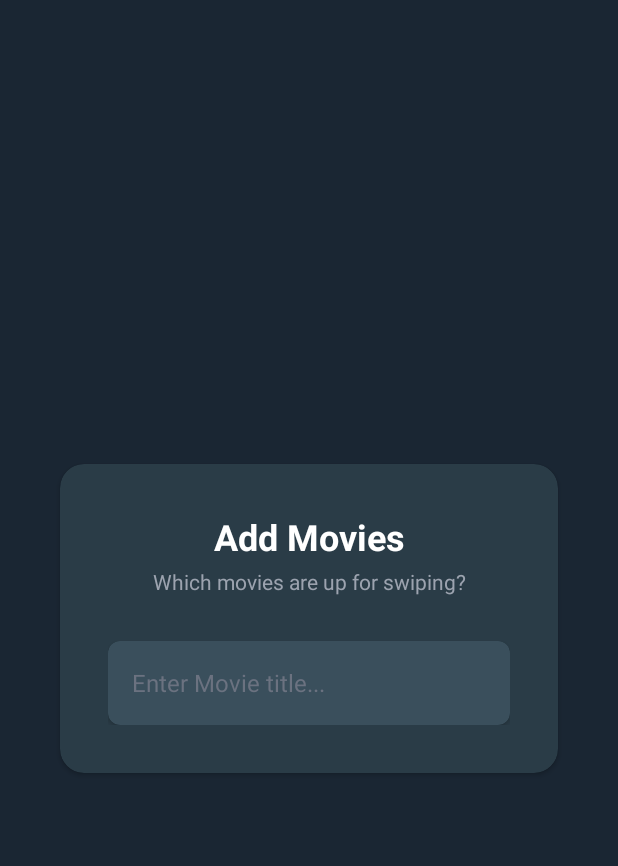
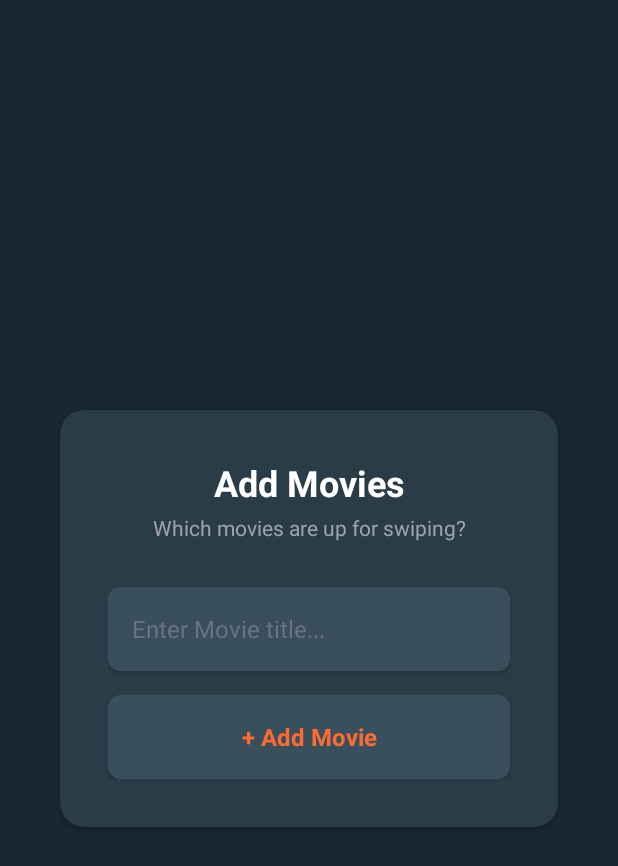
Before and after one commit to Alia-Alamer/watchTogether, an Android app: the layout activity_add_movies.xml on its own in the app's theme, with its tools: preview values and no code run, on a phone screen of 412 x 824 dp. Shown: the top 866 px of the screen. Run offline under Robolectric (Android 15) with nearby library versions, the phone set to English and light mode, and no system bars.

Commit message:
added (Add Movive) button

```diff
--- a/app/src/main/res/layout/activity_add_movies.xml
+++ b/app/src/main/res/layout/activity_add_movies.xml
@@ -79,6 +79,33 @@
 
             </androidx.cardview.widget.CardView>
 
+
+            <androidx.cardview.widget.CardView
+                android:id="@+id/addMovieCard"
+                android:layout_width="0dp"
+                android:layout_height="56dp"
+                app:cardBackgroundColor="@color/blue_1"
+                app:cardCornerRadius="8dp"
+                app:layout_constraintTop_toBottomOf="@id/inputCard"
+                app:layout_constraintStart_toStartOf="parent"
+                app:layout_constraintEnd_toEndOf="parent"
+                android:layout_marginTop="16dp">
+
+                <TextView
+                    android:id="@+id/addMovieButton"
+                    android:layout_width="match_parent"
+                    android:layout_height="match_parent"
+                    android:gravity="center"
+                    android:text="@string/addBtn"
+                    android:textColor="@color/orange_1"
+                    android:textSize="16sp"
+                    android:textStyle="bold"
+                    android:clickable="true"
+
+                    />
+
+            </androidx.cardview.widget.CardView>
+
         </androidx.constraintlayout.widget.ConstraintLayout>
 
 
--- a/app/src/main/res/values/strings.xml
+++ b/app/src/main/res/values/strings.xml
@@ -8,4 +8,5 @@
     <string name="addMovies">Add Movies</string>
     <string name="movieList">Which movies are up for swiping?</string>
     <string name="movieInput">Enter Movie title...</string>
+    <string name="addBtn">+ Add Movie</string>
 </resources>
```
